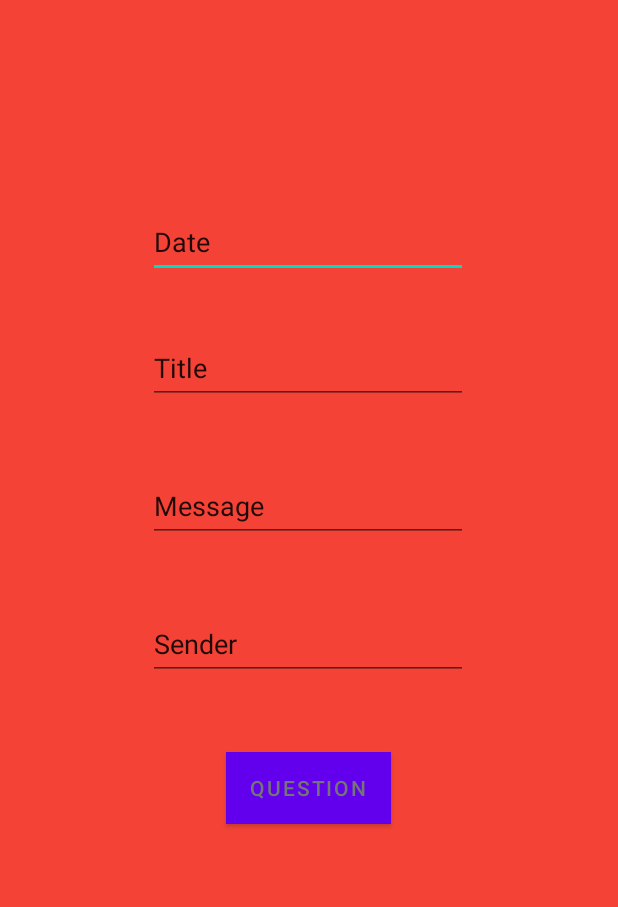
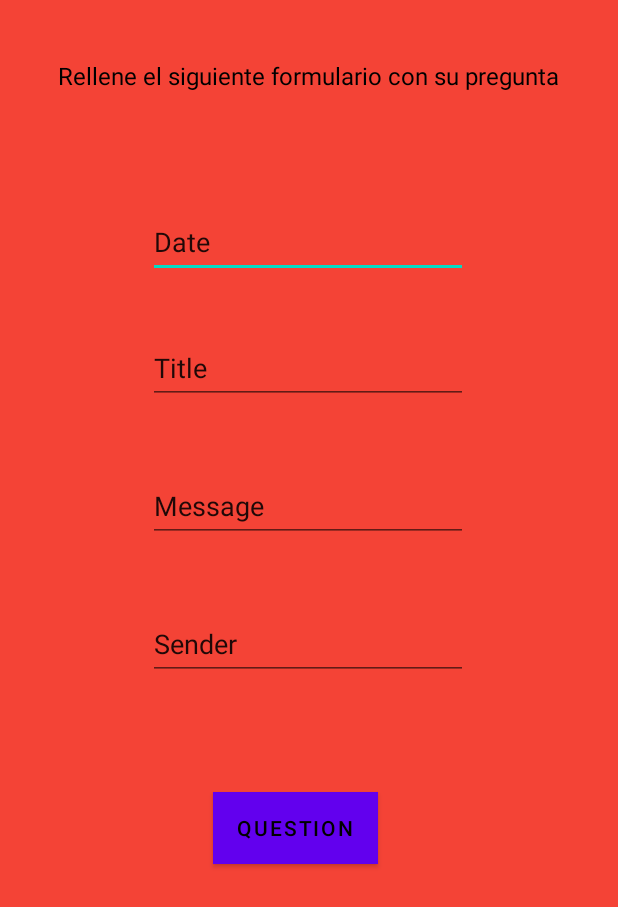
Before and after one commit to OscarPlanas/Minimo2Frontend, an Android app: the layout activity_examen2.xml on its own in the app's theme, with its tools: preview values and no code run, on a phone screen of 412 x 824 dp. Shown: the top 907 px of the screen. Run offline under Robolectric (Android 15) with nearby library versions, the phone set to English and light mode, and no system bars.

Commit message:
retoques examen2 frontend

```diff
--- a/app/src/main/res/layout/activity_examen2.xml
+++ b/app/src/main/res/layout/activity_examen2.xml
@@ -68,11 +68,27 @@
         android:layout_width="wrap_content"
         android:layout_height="wrap_content"
         android:layout_marginTop="48dp"
-        android:background="#FFFFFF"
+        android:background="#FFEB3B"
         android:text="Question"
-        android:textColor="#757575"
+        android:textColor="#000000"
+        app:layout_constraintBottom_toBottomOf="parent"
         app:layout_constraintEnd_toEndOf="parent"
-        app:layout_constraintHorizontal_bias="0.498"
+        app:layout_constraintHorizontal_bias="0.47"
         app:layout_constraintStart_toStartOf="parent"
-        app:layout_constraintTop_toBottomOf="@+id/editSender" />
+        app:layout_constraintTop_toBottomOf="@+id/editSender"
+        app:layout_constraintVertical_bias="0.096" />
+
+    <TextView
+        android:id="@+id/textView13"
+        android:layout_width="wrap_content"
+        android:layout_height="wrap_content"
+        android:text="Rellene el siguiente formulario con su pregunta"
+        android:textColor="#000000"
+        android:textSize="16sp"
+        app:layout_constraintBottom_toTopOf="@+id/editDate"
+        app:layout_constraintEnd_toEndOf="parent"
+        app:layout_constraintHorizontal_bias="0.495"
+        app:layout_constraintStart_toStartOf="parent"
+        app:layout_constraintTop_toTopOf="parent"
+        app:layout_constraintVertical_bias="0.343" />
 </androidx.constraintlayout.widget.ConstraintLayout>
```
